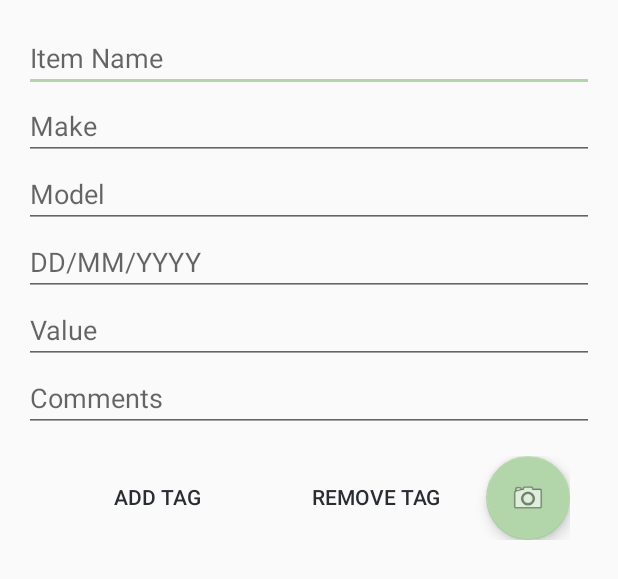
After one commit to CMPUT301F23T09/Bread-Heads, an Android app: the layout add_item_layout.xml on its own in the app's theme, with its tools: preview values and no code run, on a phone screen of 412 x 824 dp. The commit adds this screen. Shown: the top 579 px of the screen. Run offline under Robolectric (Android 15) with nearby library versions, the phone set to English and light mode, and no system bars.

Commit message:
Created addItem functionality
Added functionality to add item button in topbar, still needs testing for input validation (date stuff for when we make it a date object). Still needs to be hooked up to firestore.

```diff
--- /dev/null
+++ b/app/app/src/main/res/layout/add_item_layout.xml
@@ -0,0 +1,92 @@
+<?xml version="1.0" encoding="utf-8"?>
+<LinearLayout
+    xmlns:android="http://schemas.android.com/apk/res/android"
+    xmlns:app="http://schemas.android.com/apk/res-auto"
+    android:layout_width="match_parent"
+    android:layout_height="match_parent"
+    android:orientation="vertical"
+    android:padding="16dp">
+    <EditText
+        android:layout_width="match_parent"
+        android:layout_height="wrap_content"
+        android:ems="10"
+        android:hint="Item Name"
+        android:id="@+id/item_name_text"
+        android:inputType="textPersonName" />
+    <EditText
+        android:layout_width="match_parent"
+        android:layout_height="wrap_content"
+        android:ems="10"
+        android:hint="Make"
+        android:id="@+id/item_make_text"
+        android:inputType="textPersonName" />
+    <EditText
+        android:layout_width="match_parent"
+        android:layout_height="wrap_content"
+        android:ems="10"
+        android:hint="Model"
+        android:inputType="textPersonName"
+        android:id="@+id/item_model_text"/>
+    <EditText
+        android:layout_width="match_parent"
+        android:layout_height="wrap_content"
+        android:ems="10"
+        android:hint="DD/MM/YYYY"
+        android:inputType="datetime"
+        android:id="@+id/item_acquisition_date_text"/>
+
+    <EditText
+        android:id="@+id/item_value_text"
+        android:layout_width="match_parent"
+        android:layout_height="wrap_content"
+        android:ems="10"
+        android:hint="Value"
+        android:digits="0123456789."
+        android:inputType="numberDecimal" />
+
+    <EditText
+        android:id="@+id/item_comments_text"
+        android:layout_width="match_parent"
+        android:layout_height="wrap_content"
+        android:ems="10"
+        android:hint="Comments"
+        android:inputType="textPersonName" />
+
+    <!--Layout for buttons (add/delete tag and camera button) -->
+
+    <LinearLayout
+        android:layout_width="match_parent"
+        android:layout_height="wrap_content"
+        android:orientation="horizontal"
+        android:padding="16dp">
+
+        <Button
+            android:id="@+id/add_tag"
+            style="?android:attr/buttonBarButtonStyle"
+            android:layout_width="match_parent"
+            android:layout_height="wrap_content"
+            android:layout_weight="1"
+            android:text="Add Tag" />
+
+        <Button
+            android:id="@+id/remove_tag"
+            android:layout_width="match_parent"
+            android:layout_height="wrap_content"
+            android:layout_weight="1"
+            android:text="Remove Tag"
+            style="?android:attr/buttonBarButtonStyle" />
+
+        <com.google.android.material.floatingactionbutton.FloatingActionButton
+            android:id="@+id/add_image_button"
+            android:layout_width="wrap_content"
+            android:layout_height="82dp"
+            android:layout_weight="0"
+            android:clickable="true"
+            android:contentDescription="TODO"
+            android:focusable="true"
+            app:srcCompat="@android:drawable/ic_menu_camera" />
+    </LinearLayout>
+    <!--TODO make area for tags to show -->
+
+
+</LinearLayout>
```
Also changed, not shown: app/app/src/main/java/com/example/breadheadsinventorymanager/AddItemFragment.java (added, +111 -0 lines), app/app/src/main/java/com/example/breadheadsinventorymanager/MainActivity.java (+24 -2 lines).
